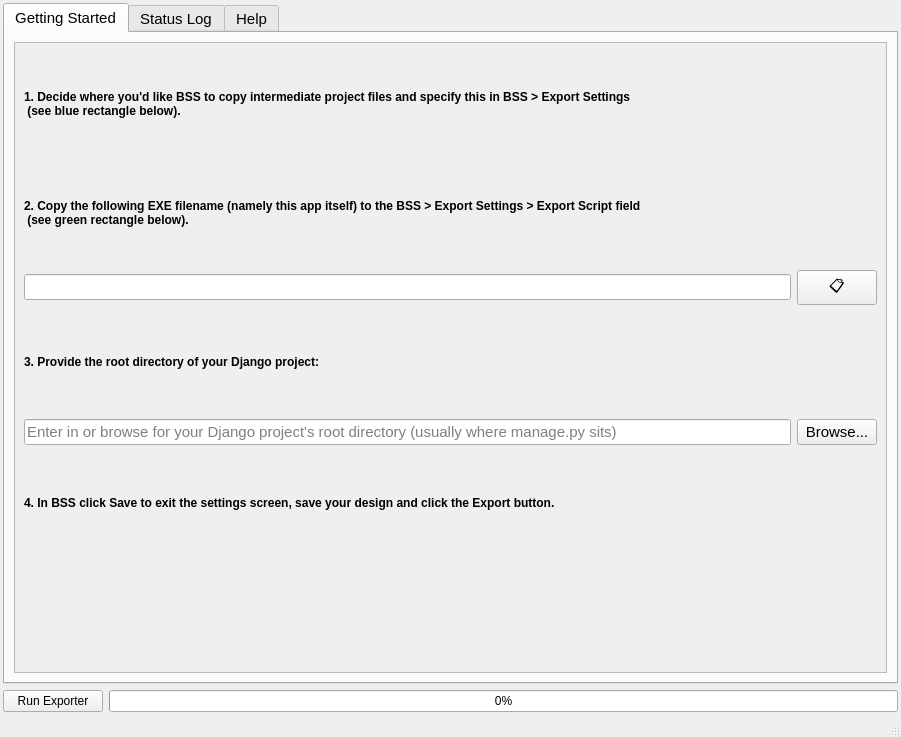
Qt form ui/main_window.ui (FruitfulApproach/BS2Daisy) before a commit.
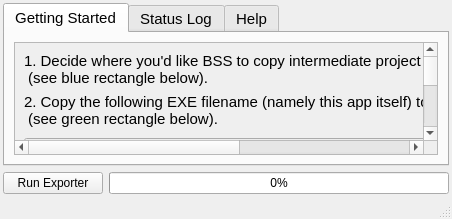
The same form after that commit. Icons and pictures are not drawn.

Diff of the .ui file:
```diff
--- a/ui/main_window.ui
+++ b/ui/main_window.ui
@@ -6,8 +6,8 @@
    <rect>
     <x>0</x>
     <y>0</y>
-    <width>901</width>
-    <height>737</height>
+    <width>452</width>
+    <height>214</height>
    </rect>
   </property>
   <property name="windowTitle">
@@ -59,20 +59,13 @@
             <rect>
              <x>0</x>
              <y>0</y>
-             <width>869</width>
-             <height>627</height>
+             <width>732</width>
+             <height>608</height>
             </rect>
            </property>
            <layout class="QGridLayout" name="gridLayout_7">
             <item row="1" column="0" colspan="2">
              <widget class="QLabel" name="label_3">
-              <property name="font">
-               <font>
-                <pointsize>9</pointsize>
-                <italic>false</italic>
-                <bold>true</bold>
-               </font>
-              </property>
               <property name="text">
                <string>2. Copy the following EXE filename (namely this app itself) to the BSS &gt; Export Settings &gt; Export Script field 
  (see green rectangle below).</string>
@@ -101,13 +94,6 @@
             </item>
             <item row="5" column="0" colspan="2">
              <widget class="QLabel" name="label_4">
-              <property name="font">
-               <font>
-                <pointsize>9</pointsize>
-                <italic>false</italic>
-                <bold>true</bold>
-               </font>
-              </property>
               <property name="text">
                <string>4. In BSS click Save to exit the settings screen, save your design and click the Export button.</string>
               </property>
@@ -128,13 +114,6 @@
             </item>
             <item row="3" column="0">
              <widget class="QLabel" name="label_5">
-              <property name="font">
-               <font>
-                <pointsize>9</pointsize>
-                <italic>false</italic>
-                <bold>true</bold>
-               </font>
-              </property>
               <property name="text">
                <string>3. Provide the root directory of your Django project:</string>
               </property>
@@ -142,13 +121,6 @@
             </item>
             <item row="0" column="0" colspan="2">
              <widget class="QLabel" name="label_2">
-              <property name="font">
-               <font>
-                <pointsize>9</pointsize>
-                <italic>false</italic>
-                <bold>true</bold>
-               </font>
-              </property>
               <property name="text">
                <string>1. Decide where you'd like BSS to copy intermediate project files and specify this in BSS &gt; Export Settings 
  (see blue rectangle below).</string>
```
